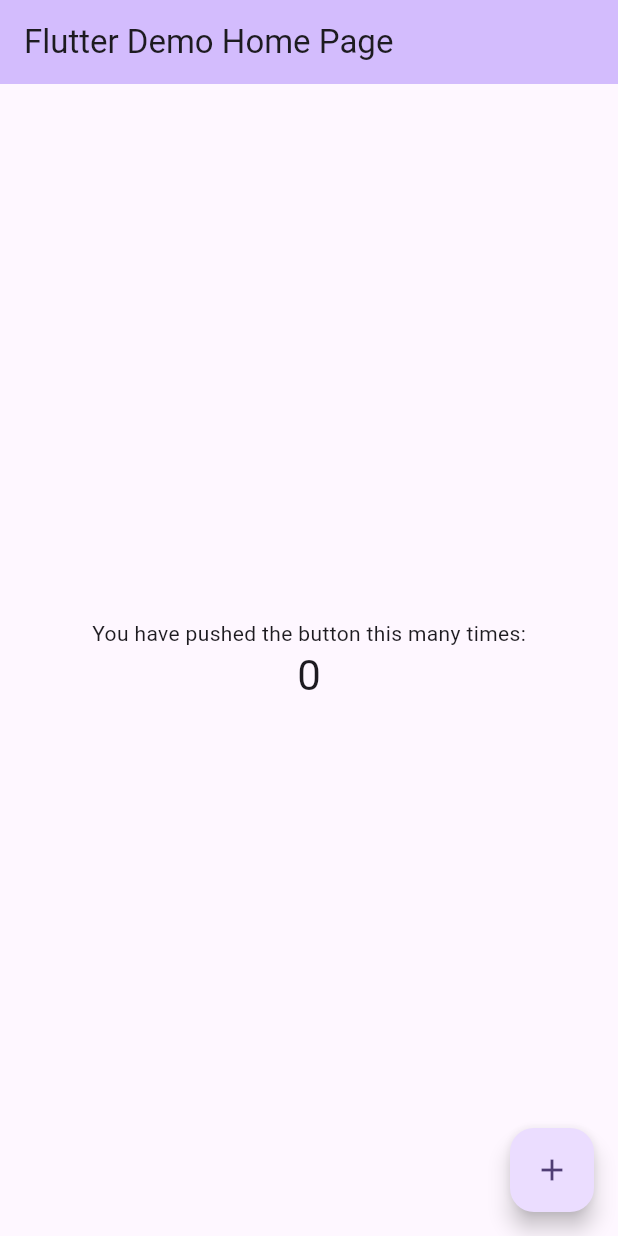
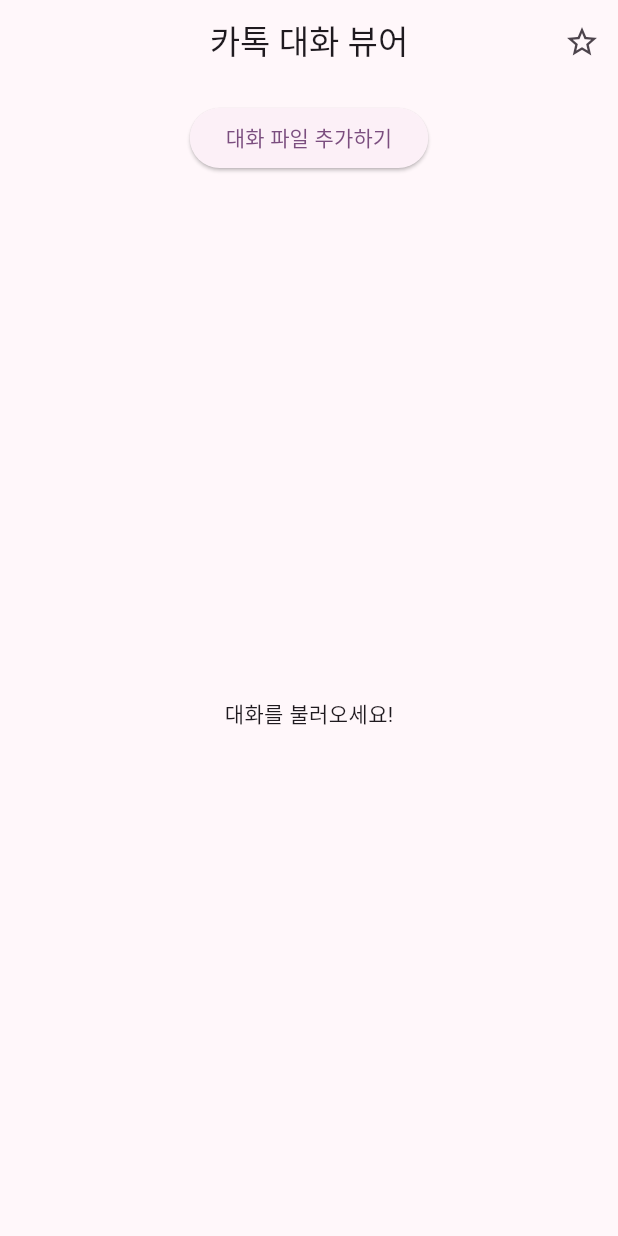
Before and after one commit to eundo/firstlove_viewer, a Flutter app: the screen it shows after launch, on a phone screen of 412 x 824 dp. Run offline on Flutter 3.47's test engine with Material 3 defaults, Android fonts, the light colour scheme and no system bars; our stand-ins replace file_picker.

Commit message:
feat: 즐겨찾기 및 메모 기능 추가, 필터 뷰 구현
- 메시지에 즐겨찾기(⭐) 토글 기능 추가
- 말풍선 길게 누르면 메모 입력 다이얼로그 팝업
- 메모가 있을 경우 말풍선 하단에 💬 표시
- AppBar에 ⭐ 버튼 추가 → 즐겨찾기만 보기 필터 적용 가능
- 메시지 리스트는 timestamp 기준 정렬 유지

```diff
--- a/lib/main.dart
+++ b/lib/main.dart
@@ -1,122 +1,24 @@
+// lib/main.dart
+
 import 'package:flutter/material.dart';
+import 'screens/home_screen.dart';
 
 void main() {
-  runApp(const MyApp());
+  runApp(const FirstLoveViewerApp());
 }
 
-class MyApp extends StatelessWidget {
-  const MyApp({super.key});
+class FirstLoveViewerApp extends StatelessWidget {
+  const FirstLoveViewerApp({super.key});
 
-  // This widget is the root of your application.
   @override
   Widget build(BuildContext context) {
     return MaterialApp(
-      title: 'Flutter Demo',
+      title: 'FirstLove Viewer',
       theme: ThemeData(
-        // This is the theme of your application.
-        //
-        // TRY THIS: Try running your application with "flutter run". You'll see
-        // the application has a purple toolbar. Then, without quitting the app,
-        // try changing the seedColor in the colorScheme below to Colors.green
-        // and then invoke "hot reload" (save your changes or press the "hot
-        // reload" button in a Flutter-supported IDE, or press "r" if you used
-        // the command line to start the app).
-        //
-        // Notice that the counter didn't reset back to zero; the application
-        // state is not lost during the reload. To reset the state, use hot
-        // restart instead.
-        //
-        // This works for code too, not just values: Most code changes can be
-        // tested with just a hot reload.
-        colorScheme: ColorScheme.fromSeed(seedColor: Colors.deepPurple),
+        colorScheme: ColorScheme.fromSeed(seedColor: Colors.purple),
+        useMaterial3: true,
       ),
-      home: const MyHomePage(title: 'Flutter Demo Home Page'),
+      home: const HomeScreen(),
     );
   }
 }
-
-class MyHomePage extends StatefulWidget {
-  const MyHomePage({super.key, required this.title});
-
-  // This widget is the home page of your application. It is stateful, meaning
-  // that it has a State object (defined below) that contains fields that affect
-  // how it looks.
-
-  // This class is the configuration for the state. It holds the values (in this
-  // case the title) provided by the parent (in this case the App widget) and
-  // used by the build method of the State. Fields in a Widget subclass are
-  // always marked "final".
-
-  final String title;
-
-  @override
-  State<MyHomePage> createState() => _MyHomePageState();
-}
-
-class _MyHomePageState extends State<MyHomePage> {
-  int _counter = 0;
-
-  void _incrementCounter() {
-    setState(() {
-      // This call to setState tells the Flutter framework that something has
-      // changed in this State, which causes it to rerun the build method below
-      // so that the display can reflect the updated values. If we changed
-      // _counter without calling setState(), then the build method would not be
-      // called again, and so nothing would appear to happen.
-      _counter++;
-    });
-  }
-
-  @override
-  Widget build(BuildContext context) {
-    // This method is rerun every time setState is called, for instance as done
-    // by the _incrementCounter method above.
-    //
-    // The Flutter framework has been optimized to make rerunning build methods
-    // fast, so that you can just rebuild anything that needs updating rather
-    // than having to individually change instances of widgets.
-    return Scaffold(
-      appBar: AppBar(
-        // TRY THIS: Try changing the color here to a specific color (to
-        // Colors.amber, perhaps?) and trigger a hot reload to see the AppBar
-        // change color while the other colors stay the same.
-        backgroundColor: Theme.of(context).colorScheme.inversePrimary,
-        // Here we take the value from the MyHomePage object that was created by
-        // the App.build method, and use it to set our appbar title.
-        title: Text(widget.title),
-      ),
-      body: Center(
-        // Center is a layout widget. It takes a single child and positions it
-        // in the middle of the parent.
-        child: Column(
-          // Column is also a layout widget. It takes a list of children and
-          // arranges them vertically. By default, it sizes itself to fit its
-          // children horizontally, and tries to be as tall as its parent.
-          //
-          // Column has various properties to control how it sizes itself and
-          // how it positions its children. Here we use mainAxisAlignment to
-          // center the children vertically; the main axis here is the vertical
-          // axis because Columns are vertical (the cross axis would be
-          // horizontal).
-          //
-          // TRY THIS: Invoke "debug painting" (choose the "Toggle Debug Paint"
-          // action in the IDE, or press "p" in the console), to see the
-          // wireframe for each widget.
-          mainAxisAlignment: MainAxisAlignment.center,
-          children: <Widget>[
-            const Text('You have pushed the button this many times:'),
-            Text(
-              '$_counter',
-              style: Theme.of(context).textTheme.headlineMedium,
-            ),
-          ],
-        ),
-      ),
-      floatingActionButton: FloatingActionButton(
-        onPressed: _incrementCounter,
-        tooltip: 'Increment',
-        child: const Icon(Icons.add),
-      ), // This trailing comma makes auto-formatting nicer for build methods.
-    );
-  }
-}
--- a/lib/models/chat_message.dart
+++ b/lib/models/chat_message.dart
@@ -0,0 +1,20 @@
+class ChatMessage {
+  final String sender;
+  final String content;
+  final DateTime timestamp;
+  bool isFavorite;
+  String? note; // <-- 메모 추가
+
+  ChatMessage({
+    required this.sender,
+    required this.content,
+    required this.timestamp,
+    this.isFavorite = false,
+    this.note,
+  });
+
+  @override
+  String toString() {
+    return '[$timestamp] $sender: $content';
+  }
+}
--- a/lib/screens/home_screen.dart
+++ b/lib/screens/home_screen.dart
@@ -0,0 +1,130 @@
+import 'package:file_picker/file_picker.dart';
+import 'package:flutter/material.dart';
+import '../models/chat_message.dart';
+import '../services/parser.dart';
+import '../widgets/chat_bubble.dart';
+
+class HomeScreen extends StatefulWidget {
+  const HomeScreen({super.key});
+
+  @override
+  State<HomeScreen> createState() => _HomeScreenState();
+}
+
+class _HomeScreenState extends State<HomeScreen> {
+  List<ChatMessage> messages = [];
+  bool showOnlyFavorites = false;
+
+  Future<void> _addChatFile() async {
+    final result = await FilePicker.platform.pickFiles(
+      type: FileType.custom,
+      allowedExtensions: ['txt'],
+    );
+
+    if (result != null && result.files.single.path != null) {
+      final filePath = result.files.single.path!;
+      final newMessages = await parseChatFile(filePath);
+
+      setState(() {
+        messages.addAll(newMessages);
+        messages.sort((a, b) => a.timestamp.compareTo(b.timestamp)); // 시간순 정렬
+      });
+    }
+  }
+
+void _showNoteDialog(ChatMessage msg) {
+  final controller = TextEditingController(text: msg.note ?? '');
+
+  showDialog(
+    context: context,
+    builder: (context) => AlertDialog(
+      title: const Text('메모 추가'),
+      content: TextField(
+        controller: controller,
+        decoration: const InputDecoration(hintText: '이 대화에 남기고 싶은 말'),
+        maxLines: 3,
+      ),
+      actions: [
+        TextButton(
+          onPressed: () => Navigator.pop(context),
+          child: const Text('취소'),
+        ),
+        ElevatedButton(
+          onPressed: () {
+            setState(() {
+              msg.note = controller.text;
+            });
+            Navigator.pop(context);
+          },
+          child: const Text('저장'),
+        ),
+      ],
+    ),
+  );
+}
+
+
+
+  @override
+  Widget build(BuildContext context) {
+    final visibleMessages = showOnlyFavorites
+    ? messages.where((m) => m.isFavorite).toList()
+    : messages;
+    return Scaffold(
+      appBar: AppBar(
+                title: const Text('카톡 대화 뷰어'),
+                centerTitle: true,
+                actions: [
+                  IconButton(
+                    icon: Icon(
+                      showOnlyFavorites ? Icons.star : Icons.star_border,
+                    ),
+                    tooltip: showOnlyFavorites ? '전체 보기' : '즐겨찾기만 보기',
+                    onPressed: () {
+                      setState(() {
+                        showOnlyFavorites = !showOnlyFavorites;
+                      });
+                    },
+                  ),
+                ],
+              ),
+      body: Column(
+        children: [
+          const SizedBox(height: 12),
+          ElevatedButton(
+            onPressed: _addChatFile,
+            child: const Text('대화 파일 추가하기'),
+          ),
+          const SizedBox(height: 12),
+          Expanded(
+            child: messages.isEmpty
+                ? const Center(child: Text('대화를 불러오세요!'))
+                : ListView.builder(
+                    padding: const EdgeInsets.all(8),
+                    itemCount: visibleMessages.length,
+                    itemBuilder: (context, index) {
+                      final msg = visibleMessages[index];
+                      return GestureDetector(
+                        onLongPress: () => _showNoteDialog(msg),
+                        child: ChatBubble(
+                          sender: msg.sender,
+                          message: msg.content,
+                          isMine: isMyMessage(msg.sender),
+                          isFavorite: msg.isFavorite,
+                          onFavoriteToggle: () {
+                            setState(() {
+                              msg.isFavorite = !msg.isFavorite;
+                            });
+                          },
+                          note: msg.note,
+                        ),
+                      );
+                    },
+
+                  ),
+          ),
+        ],
+      ),
+    );
+  }
+}
--- a/pubspec.yaml
+++ b/pubspec.yaml
@@ -32,7 +32,7 @@ dependencies:
     sdk: flutter
   file_picker: ^10.2.0
   path_provider: ^2.1.2
-
+  intl: ^0.20.2
   # The following adds the Cupertino Icons font to your application.
   # Use with the CupertinoIcons class for iOS style icons.
   cupertino_icons: ^1.0.8
```
Also changed, not shown: lib/services/parser.dart (+42 -0 lines), lib/widgets/chat_bubble.dart (+95 -0 lines), pubspec.lock.
